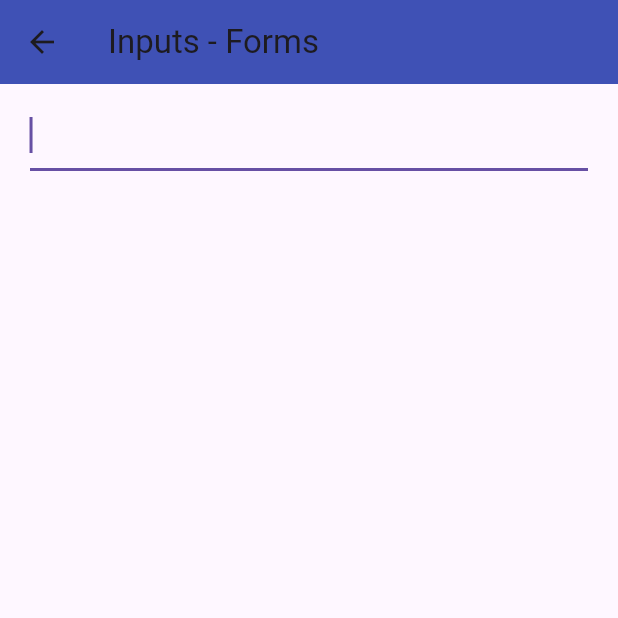
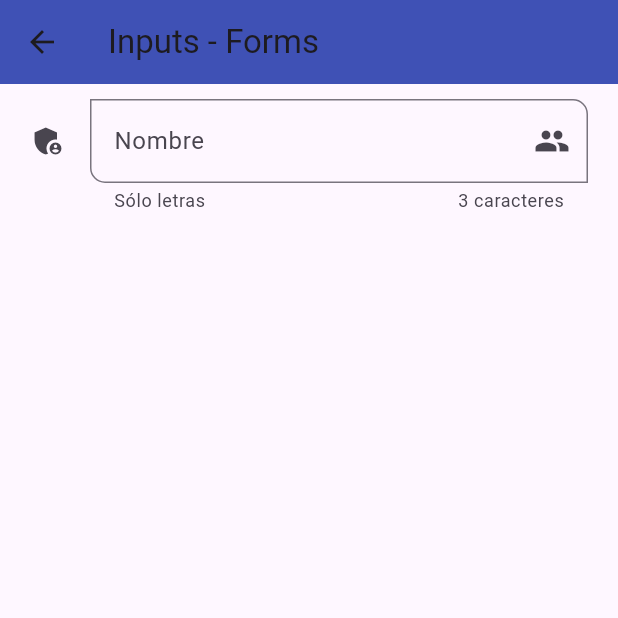
Before and after one commit to JesusRangelDiaz/fl-components, a Flutter app: the InputScreen screen opened by its route, on a phone screen of 412 x 824 dp, the top half of it. Run offline on Flutter 3.47's test engine with Material 3 defaults, Android fonts, the phone set to English and light mode, and no system bars.

Commit message:
feat: :lipstick: textinput format

```diff
--- a/lib/screens/input_screen.dart
+++ b/lib/screens/input_screen.dart
@@ -16,12 +16,26 @@ class InputScreen extends StatelessWidget {
           child:Column(
             children: [
               TextFormField(
-                autofocus: true,
                 initialValue: '',
                 textCapitalization: TextCapitalization.words,
                 onChanged: (value) =>{
                   print(value)
-                } ,
+                },
+                validator: (value) {
+                  if (value == null) return 'Ete campo es requerido';
+                  return value.length<3 ? 'Minimo de 3 letras' : null;
+                },
+                autovalidateMode: AutovalidateMode.onUserInteraction,
+                decoration:const  InputDecoration(
+                  hintText: 'Nombre del usuario',
+                  labelText: 'Nombre',
+                  helperText: 'Sólo letras',
+                  counterText: '3 caracteres',
+                  suffixIcon: Icon(Icons.group),
+                  icon: Icon(Icons.admin_panel_settings_sharp),
+                  focusedBorder: OutlineInputBorder(borderSide: BorderSide(color: Colors.green)),
+                  border: OutlineInputBorder(borderRadius: BorderRadius.only(bottomLeft: Radius.circular(10), topRight: Radius.circular(10)))
+                ),
               )
             ],
           )
```
